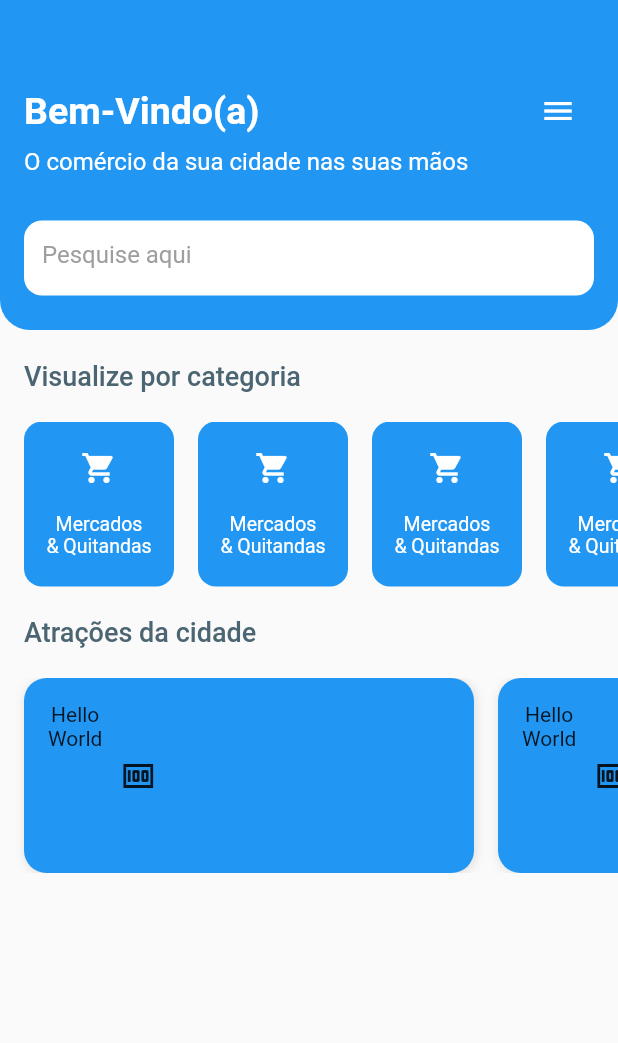
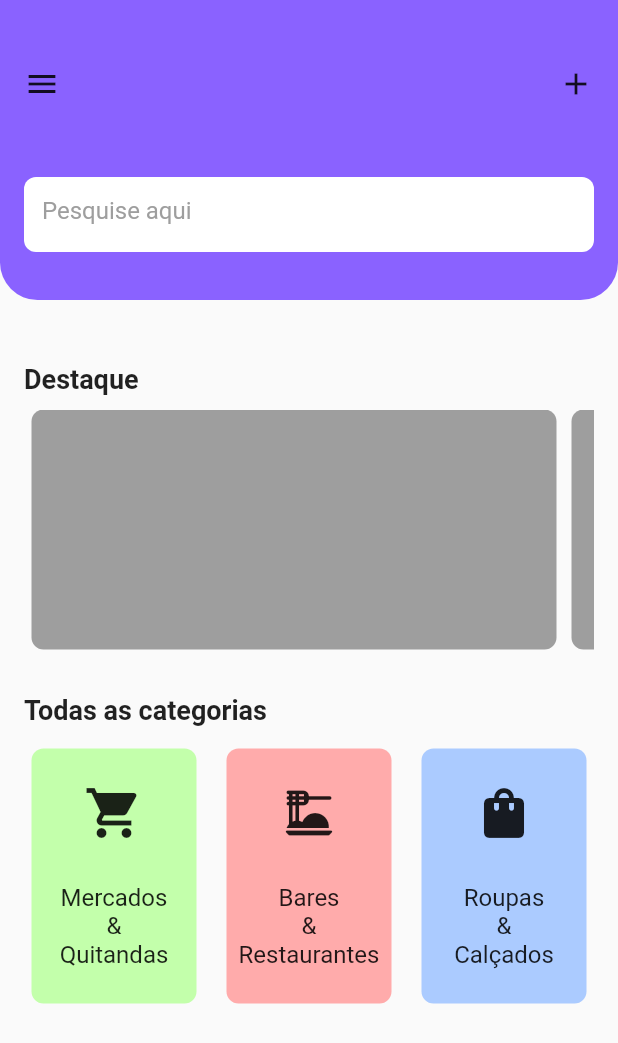
Before and after one commit to ga-brielcastro/guiacity_flutter, a Flutter app: the HomePage widget shown alone on an empty page, opened directly, on a phone screen of 412 x 824 dp. Shown: the top 1043 px of the screen. Run offline on Flutter 3.47's test engine with Material 2 defaults, Android fonts, the phone set to English and light mode, and no system bars.

Commit message:
firts commit

```diff
--- a/lib/main.dart
+++ b/lib/main.dart
@@ -1,5 +1,7 @@
 import 'package:flutter/material.dart';
-import 'package:guia_city/pages/home_page.dart';
+import 'package:guia_city/pages/homepage.dart';
+import 'package:guia_city/pages/product_page.dart';
+// import 'package:guia_city/pages/home_page.dart';
 
 void main() {
   runApp(const MyApp());
@@ -24,7 +26,7 @@ class MyHomePage extends StatelessWidget {
   @override
   Widget build(BuildContext context) {
     return const Scaffold(
-      body: HomePage(),
+      body: ProductPage(),
     );
   }
 }
--- a/lib/pages/home_page.dart
+++ /dev/null
@@ -1,390 +0,0 @@
-import 'package:flutter/material.dart';
-
-class HomePage extends StatelessWidget {
-  const HomePage({Key? key}) : super(key: key);
-
-  @override
-  Widget build(BuildContext context) {
-    return SingleChildScrollView(
-      child: Column(
-        mainAxisAlignment: MainAxisAlignment.start,
-        children: [
-          Container(
-            height: 220,
-            margin: const EdgeInsets.only(bottom: 20),
-            padding: const EdgeInsets.only(
-              left: 16,
-              right: 16,
-              top: 50,
-            ),
-            decoration: const BoxDecoration(
-              color: Colors.blue,
-              borderRadius: BorderRadius.only(
-                bottomLeft: Radius.circular(20),
-                bottomRight: Radius.circular(20),
-              ),
-            ),
-            child: Column(
-              children: [
-                Row(
-                  mainAxisAlignment: MainAxisAlignment.spaceBetween,
-                  children: [
-                    const Align(
-                      alignment: Alignment.centerLeft,
-                      child: Text(
-                        'Bem-Vindo(a)',
-                        style: TextStyle(
-                          fontSize: 25,
-                          fontWeight: FontWeight.bold,
-                          color: Color.fromARGB(255, 255, 255, 255),
-                        ),
-                      ),
-                    ),
-                    IconButton(
-                      onPressed: () {},
-                      icon: const Icon(
-                        Icons.menu,
-                        color: Colors.white,
-                      ),
-                    ),
-                  ],
-                ),
-                const Align(
-                  alignment: Alignment.centerLeft,
-                  child: Text(
-                    'O comércio da sua cidade nas suas mãos',
-                    style: TextStyle(
-                      fontSize: 16,
-                      fontWeight: FontWeight.normal,
-                      color: Color.fromARGB(255, 255, 255, 255),
-                    ),
-                  ),
-                ),
-                Container(
-                  height: 50,
-                  margin: const EdgeInsets.only(top: 30),
-                  decoration: const BoxDecoration(
-                    color: Colors.white,
-                    borderRadius: BorderRadius.all(
-                      Radius.circular(12),
-                    ),
-                  ),
-                  child: const TextField(
-                    decoration: InputDecoration(
-                        hintText: 'Pesquise aqui',
-                        hintStyle: TextStyle(color: Colors.grey),
-                        border: OutlineInputBorder(
-                          borderSide: BorderSide.none,
-                        )),
-                  ),
-                ),
-              ],
-            ),
-          ),
-
-          //Publish
-          // Container(
-          //   decoration: const BoxDecoration(
-          //     // color: Co3lor(0xffFF9100),
-          //     image: DecorationImage(
-          //       fit: BoxFit.cover,
-          //       image: AssetImage(
-          //         'assets/images/banner.png',
-          //       ),
-          //     ),
-          //   ),
-          //   height: 150,
-          // ),
-          //Categories
-
-          Column(
-            children: [
-              const Padding(
-                padding: EdgeInsets.symmetric(horizontal: 16),
-                child: Align(
-                  alignment: Alignment.centerLeft,
-                  child: Text(
-                    'Visualize por categoria',
-                    style: TextStyle(
-                      fontSize: 18,
-                      fontWeight: FontWeight.w500,
-                      color: Color.fromARGB(255, 75, 101, 114),
-                    ),
-                  ),
-                ),
-              ),
-              const SizedBox(
-                height: 20,
-              ),
-              SizedBox(
-                height: 110,
-                child: ListView(
-                  scrollDirection: Axis.horizontal,
-                  children: [
-                    Container(
-                      height: 120,
-                      width: 100,
-                      margin: const EdgeInsets.only(left: 16),
-                      padding: const EdgeInsets.symmetric(
-                        horizontal: 10,
-                        vertical: 16,
-                      ),
-                      decoration: const BoxDecoration(
-                        color: Colors.blue,
-                        borderRadius: BorderRadius.all(
-                          Radius.circular(12),
-                        ),
-                      ),
-                      child: Column(
-                        mainAxisAlignment: MainAxisAlignment.spaceAround,
-                        children: const [
-                          Icon(
-                            Icons.shopping_cart,
-                            color: Colors.white,
-                          ),
-                          SizedBox(
-                            height: 5,
-                          ),
-                          Text(
-                            'Mercados \n& Quitandas',
-                            textAlign: TextAlign.center,
-                            style: TextStyle(
-                              fontSize: 13,
-                              color: Colors.white,
-                            ),
-                          ),
-                        ],
-                      ),
-                    ),
-                    Container(
-                      height: 120,
-                      width: 100,
-                      margin: const EdgeInsets.only(left: 16),
-                      padding: const EdgeInsets.symmetric(
-                        horizontal: 10,
-                        vertical: 16,
-                      ),
-                      decoration: const BoxDecoration(
-                        color: Colors.blue,
-                        borderRadius: BorderRadius.all(
-                          Radius.circular(12),
-                        ),
-                      ),
-                      child: Column(
-                        mainAxisAlignment: MainAxisAlignment.spaceAround,
-                        children: const [
-                          Icon(
-                            Icons.shopping_cart,
-                            color: Colors.white,
-                          ),
-                          SizedBox(
-                            height: 5,
-                          ),
-                          Text(
-                            'Mercados \n& Quitandas',
-                            textAlign: TextAlign.center,
-                            style: TextStyle(
-                              fontSize: 13,
-                              color: Colors.white,
-                            ),
-                          ),
-                        ],
-                      ),
-                    ),
-                    Container(
-                      height: 120,
-                      width: 100,
-                      margin: const EdgeInsets.only(left: 16),
-                      padding: const EdgeInsets.symmetric(
-                        horizontal: 10,
-                        vertical: 16,
-                      ),
-                      decoration: const BoxDecoration(
-                        color: Colors.blue,
-                        borderRadius: BorderRadius.all(
-                          Radius.circular(12),
-                        ),
-                      ),
-                      child: Column(
-                        mainAxisAlignment: MainAxisAlignment.spaceAround,
-                        children: const [
-                          Icon(
-                            Icons.shopping_cart,
-                            color: Colors.white,
-                          ),
-                          SizedBox(
-                            height: 5,
-                          ),
-                          Text(
-                            'Mercados \n& Quitandas',
-                            textAlign: TextAlign.center,
-                            style: TextStyle(
-                              fontSize: 13,
-                              color: Colors.white,
-                            ),
-                          ),
-                        ],
-                      ),
-                    ),
-                    Container(
-                      height: 120,
-                      width: 100,
-                      margin: const EdgeInsets.only(left: 16),
-                      padding: const EdgeInsets.symmetric(
-                        horizontal: 10,
-                        vertical: 16,
-                      ),
-                      decoration: const BoxDecoration(
-                        color: Colors.blue,
-                        borderRadius: BorderRadius.all(
-                          Radius.circular(12),
-                        ),
-                      ),
-                      child: Column(
-                        mainAxisAlignment: MainAxisAlignment.spaceAround,
-                        children: const [
-                          Icon(
-                            Icons.shopping_cart,
-                            color: Colors.white,
-                          ),
-                          SizedBox(
-                            height: 5,
-                          ),
-                          Text(
-                            'Mercados \n& Quitandas',
-                            textAlign: TextAlign.center,
-                            style: TextStyle(
-                              fontSize: 13,
-                              color: Colors.white,
-                            ),
-                          ),
-                        ],
-                      ),
-                    ),
-                    Container(
-                      height: 120,
-                      width: 100,
-                      margin: const EdgeInsets.only(left: 16, right: 16),
-                      padding: const EdgeInsets.symmetric(
-                        horizontal: 10,
-                        vertical: 16,
-                      ),
-                      decoration: const BoxDecoration(
-                        color: Colors.blue,
-                        borderRadius: BorderRadius.all(
-                          Radius.circular(12),
-                        ),
-                      ),
-                      child: Column(
-                        mainAxisAlignment: MainAxisAlignment.spaceAround,
-                        children: const [
-                          Icon(
-                            Icons.shopping_cart,
-                            color: Colors.white,
-                          ),
-                          SizedBox(
-                            height: 5,
-                          ),
-                          Text(
-                            'Mercados \n& Quitandas',
-                            textAlign: TextAlign.center,
-                            style: TextStyle(
-                              fontSize: 13,
-                              color: Colors.white,
-                            ),
-                          ),
-                        ],
-                      ),
-                    ),
-                  ],
-                ),
-              ),
-              const SizedBox(
-                height: 20,
-              ),
-              const Padding(
-                padding: EdgeInsets.symmetric(horizontal: 16),
-                child: Align(
-                  alignment: Alignment.centerLeft,
-                  child: Text(
-                    'Atrações da cidade',
-                    style: TextStyle(
-                      fontSize: 18,
-                      fontWeight: FontWeight.w500,
-                      color: Color.fromARGB(255, 75, 101, 114),
-                    ),
-                  ),
-                ),
-              ),
-              const SizedBox(
-                height: 20,
-              ),
-              SizedBox(
-                height: 130,
-                child: ListView(
-                  scrollDirection: Axis.horizontal,
-                  children: [
-                    Container(
-                      height: 130,
-                      width: 300,
-                      margin: const EdgeInsets.only(left: 16),
-                      padding: const EdgeInsets.all(16),
-                      decoration: const BoxDecoration(
-                        borderRadius: BorderRadius.all(Radius.circular(15)),
-                        color: Colors.blue,
-                        boxShadow: [
-                          BoxShadow(
-                              color: Color(0xffdedede),
-                              blurRadius: 5,
-                              offset: Offset(1, 1)),
-                        ],
-                      ),
-                      child: Row(
-                        children: [
-                          Column(
-                            children: const [Text('Hello'), Text('World')],
-                          ),
-                          IconButton(
-                            onPressed: () {},
-                            icon: const Icon(Icons.money),
-                          ),
-                        ],
-                      ),
-                    ),
-                    Container(
-                      height: 130,
-                      width: 300,
-                      margin: const EdgeInsets.only(left: 16, right: 16),
-                      padding: const EdgeInsets.all(16),
-                      decoration: const BoxDecoration(
-                        borderRadius: BorderRadius.all(Radius.circular(15)),
-                        color: Colors.blue,
-                        boxShadow: [
-                          BoxShadow(
-                              color: Color(0xffdedede),
-                              blurRadius: 5,
-                              offset: Offset(1, 1)),
-                        ],
-                      ),
-                      child: Row(
-                        children: [
-                          Column(
-                            children: const [Text('Hello'), Text('World')],
-                          ),
-                          IconButton(
-                            onPressed: () {},
-                            icon: const Icon(Icons.money),
-                          ),
-                        ],
-                      ),
-                    ),
-                  ],
-                ),
-              ),
-            ],
-          ),
-        ],
-      ),
-    );
-  }
-}
--- /dev/null
+++ b/lib/pages/homepage.dart
@@ -0,0 +1,238 @@
+import 'package:flutter/material.dart';
+import 'package:flutter/services.dart';
+
+class HomePage extends StatelessWidget {
+  const HomePage
+({ Key? key }) : super(key: key);
+
+  @override
+  Widget build(BuildContext context) {
+    return SingleChildScrollView(
+      child: Column(
+        mainAxisAlignment: MainAxisAlignment.start,
+        children: [
+          Container(
+            padding: const EdgeInsets.only(top: 44, left: 16, right: 16, bottom: 32),
+            decoration: const BoxDecoration(
+              color: Color(0xFF8A62FF),
+              borderRadius: BorderRadius.only(
+                bottomLeft: Radius.circular(25),
+                bottomRight: Radius.circular(25),
+              ),
+            ),
+            child: Column(
+              mainAxisAlignment: MainAxisAlignment.spaceAround,
+              children: [
+                Row(
+                  mainAxisAlignment: MainAxisAlignment.spaceBetween,
+                  children: const [
+                    Icon(Icons.menu,),
+                    Icon(Icons.add,),
+                  ],
+                ),
+                const SizedBox(height: 50),
+                Container(
+                  height: 50,
+                  decoration: const BoxDecoration(
+                    color: Colors.white,
+                    borderRadius: BorderRadius.all(
+                      Radius.circular(8),
+                    ),
+                  ),
+                  child: const TextField(
+                    decoration: InputDecoration(
+                      hintText: 'Pesquise aqui',
+                      hintStyle: TextStyle(color: Colors.grey),
+                      border: OutlineInputBorder(
+                        borderSide: BorderSide.none,
+                      ),
+                    ),
+                  ),
+                ),
+              ]
+            ),
+          ),
+          Padding(
+            padding: const EdgeInsets.symmetric(horizontal: 16, vertical: 32),
+            child: Column(
+              children: [
+
+                const Padding(
+                  padding: EdgeInsets.symmetric(vertical: 10),
+                  child:  Align(
+                    alignment: Alignment.centerLeft,
+                    child: Text(
+                      'Destaque',
+                      textAlign: TextAlign.start,
+                      style: TextStyle(
+                        fontSize: 18,
+                        fontWeight: FontWeight.bold,
+                      ),
+                    ),
+                  ),
+                ),
+
+                SizedBox(
+                  height: 160,
+                  child: ListView(
+                    scrollDirection: Axis.horizontal,
+                    children: [
+                        Padding(
+                          padding: const EdgeInsets.symmetric(horizontal: 5),
+                          child:
+                          Container(
+                            width: 350,
+                            decoration: const BoxDecoration(
+                              color: Colors.grey,
+                              borderRadius: BorderRadius.all(
+                                Radius.circular(8),
+                              ),
+                            )
+                          ),
+                        ),
+                        Padding(
+                          padding: const EdgeInsets.symmetric(horizontal: 5),
+                          child:
+                          Container(
+                            width: 350,
+                            decoration: const BoxDecoration(
+                              color: Colors.grey,
+                              borderRadius: BorderRadius.all(
+                                Radius.circular(8),
+                              ),
+                            )
+                          ),
+                        ),
+                      ]
+                    ),
+                ),
+
+                const Padding(
+                  padding: EdgeInsets.only(bottom: 10, top: 30),
+                  child: Align(
+                    alignment: Alignment.centerLeft,
+                    child: Text(
+                      'Todas as categorias',
+                      textAlign: TextAlign.start,
+                      style: TextStyle(
+                        fontSize: 18,
+                        fontWeight: FontWeight.bold,
+                      ),
+                    ),
+                  ),
+                ),
+
+                Column(
+                  children: [
+                    Row(
+                      mainAxisAlignment: MainAxisAlignment.spaceBetween,
+                      children: [
+                        Padding(
+                          padding: const EdgeInsets.all(5),
+                          child: Container(
+                          padding: const EdgeInsets.symmetric(vertical: 10, horizontal: 5),
+                            width: 110,
+                            height: 170,
+                            decoration: const BoxDecoration(
+                              color: Color(0xFFC3FFAB),
+                              borderRadius: BorderRadius.all(
+                                Radius.circular(8),
+                              ),
+                            ),
+                            child: Column(
+                              mainAxisAlignment: MainAxisAlignment.spaceAround,
+                              children: const [
+                                Icon(
+                                  Icons.shopping_cart,
+                                  size: 40,
+                                ),
+                                Text(
+                                  'Mercados \n& \nQuitandas',
+                                  style: TextStyle(
+                                    fontSize: 16,
+                                  ),
+                                  textAlign: TextAlign.center,
+                                ),
+                              ]
+                            ),
+                          ),
+                        ),
+
+                        Padding(
+                          padding: const EdgeInsets.all(5),
+                          child: Container(
+                          padding: const EdgeInsets.symmetric(vertical: 10, horizontal: 5),
+                            width: 110,
+                            height: 170,
+                            decoration: const BoxDecoration(
+                              color: Color(0xFFFFABAB),
+                              borderRadius: BorderRadius.all(
+                                Radius.circular(8),
+                              ),
+                            ),
+                            child: Column(
+                              mainAxisAlignment: MainAxisAlignment.spaceAround,
+                              children: const [
+                                Icon(
+                                  Icons.dinner_dining_rounded,
+                                  size: 40,
+                                ),
+                                Text(
+                                  'Bares \n& \nRestaurantes',
+                                  style: TextStyle(
+                                    fontSize: 16,
+                                  ),
+                                  textAlign: TextAlign.center,
+                                ),
+                              ]
+                            ),
+                          ),
+                        ),
+
+                        Padding(
+                          padding: const EdgeInsets.all(5),
+                          child: Container(
+                          padding: const EdgeInsets.symmetric(vertical: 10, horizontal: 5),
+                            width: 110,
+                            height: 170,
+                            decoration: const BoxDecoration(
+                              color: Color(0xFFABCBFF),
+                              borderRadius: BorderRadius.all(
+                                Radius.circular(8),
+                              ),
+                            ),
+                            child: Column(
+                              mainAxisAlignment: MainAxisAlignment.spaceAround,
+                              children: const [
+                                Icon(
+                                  Icons.shopping_bag_rounded,
+                                  size: 40,
+                                ),
+                                Text(
+                                  'Roupas \n& \nCalçados',
+                                  style: TextStyle(
+                                    fontSize: 16,
+                                  ),
+                                  textAlign: TextAlign.center,
+                                ),
+                              ]
+                            ),
+                          ),
+                        ),
+
+                      ],
+                    ),
+
+
+                  ],
+                )
+
+
+              ],
+            ),
+          ),
+        ]
+      ),
+    );
+  }
+}
--- a/lib/pages/product_page.dart
+++ b/lib/pages/product_page.dart
@@ -5,6 +5,20 @@ class ProductPage extends StatelessWidget {
 
   @override
   Widget build(BuildContext context) {
-    return Container();
+    return Scaffold(
+      body: Column(
+        children: [
+          Container(
+            height: 300,
+            color: Colors.amber,
+          ),
+
+          Container(
+            height: 500,
+            color: Colors.redAccent,
+          )
+        ],
+      ),
+    );
   }
 }
```
Also changed, not shown: lib/widgets/category_item.dart (added), lib/widgets/top_item.dart (added).
